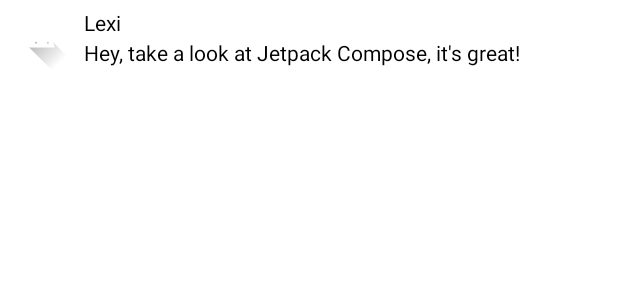
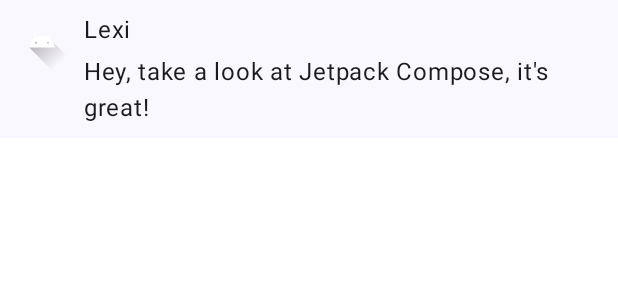
Before and after one commit to PauloLajos/AndroidJetpackComposePractices, an Android app built with Jetpack Compose: the @Preview function PreviewMessageCard, on a phone screen of 412 x 824 dp. Shown: the top 300 px of the screen. Run offline under Robolectric (Android 15) with nearby library versions, the phone set to English and light mode, and no system bars.

Commit message:
ComposeTutorial - 03: Material Design - Use Material Design

```diff
--- a/ComposeTutorial/app/build.gradle.kts
+++ b/ComposeTutorial/app/build.gradle.kts
@@ -59,11 +59,13 @@ dependencies {
     implementation("androidx.compose.ui:ui-graphics")
     implementation("androidx.compose.ui:ui-tooling-preview")
     implementation("androidx.compose.material3:material3")
+    implementation(platform("androidx.compose:compose-bom:2023.03.00"))
     testImplementation("junit:junit:4.13.2")
     androidTestImplementation("androidx.test.ext:junit:1.1.5")
     androidTestImplementation("androidx.test.espresso:espresso-core:3.5.1")
     androidTestImplementation(platform("androidx.compose:compose-bom:2023.03.00"))
     androidTestImplementation("androidx.compose.ui:ui-test-junit4")
+    androidTestImplementation(platform("androidx.compose:compose-bom:2023.03.00"))
     debugImplementation("androidx.compose.ui:ui-tooling")
     debugImplementation("androidx.compose.ui:ui-test-manifest")
 }
--- a/ComposeTutorial/app/src/main/java/hu/paulolajos/dev/composetutorial/MainActivity.kt
+++ b/ComposeTutorial/app/src/main/java/hu/paulolajos/dev/composetutorial/MainActivity.kt
@@ -7,6 +7,7 @@ import androidx.compose.foundation.Image
 import androidx.compose.foundation.layout.Column
 import androidx.compose.foundation.layout.Row
 import androidx.compose.foundation.layout.Spacer
+import androidx.compose.foundation.layout.fillMaxSize
 import androidx.compose.foundation.layout.height
 import androidx.compose.foundation.layout.padding
 import androidx.compose.foundation.layout.size
@@ -19,12 +20,17 @@ import androidx.compose.ui.draw.clip
 import androidx.compose.ui.res.painterResource
 import androidx.compose.ui.tooling.preview.Preview
 import androidx.compose.ui.unit.dp
-
+import hu.paulolajos.dev.composetutorial.ui.theme.ComposeTutorialTheme
+import androidx.compose.material3.Surface
 class MainActivity : ComponentActivity() {
     override fun onCreate(savedInstanceState: Bundle?) {
         super.onCreate(savedInstanceState)
         setContent {
-            MessageCard(Message("Android", "Jetpack Compose"))
+            ComposeTutorialTheme {
+                Surface(modifier = Modifier.fillMaxSize()) {
+                    MessageCard(Message("Android", "Jetpack Compose"))
+                }
+            }
         }
     }
 }
@@ -60,7 +66,11 @@ fun MessageCard(msg: Message) {
 @Preview
 @Composable
 fun PreviewMessageCard() {
-    MessageCard(
-        msg = Message("Lexi", "Hey, take a look at Jetpack Compose, it's great!")
-    )
+    ComposeTutorialTheme {
+        Surface {
+            MessageCard(
+                msg = Message("Lexi", "Hey, take a look at Jetpack Compose, it's great!")
+            )
+        }
+    }
 }
--- /dev/null
+++ b/ComposeTutorial/app/src/main/java/hu/paulolajos/dev/composetutorial/ui/theme/Theme.kt
@@ -0,0 +1,70 @@
+package hu.paulolajos.dev.composetutorial.ui.theme
+
+import android.app.Activity
+import android.os.Build
+import androidx.compose.foundation.isSystemInDarkTheme
+import androidx.compose.material3.MaterialTheme
+import androidx.compose.material3.darkColorScheme
+import androidx.compose.material3.dynamicDarkColorScheme
+import androidx.compose.material3.dynamicLightColorScheme
+import androidx.compose.material3.lightColorScheme
+import androidx.compose.runtime.Composable
+import androidx.compose.runtime.SideEffect
+import androidx.compose.ui.graphics.toArgb
+import androidx.compose.ui.platform.LocalContext
+import androidx.compose.ui.platform.LocalView
+import androidx.core.view.WindowCompat
+
+private val DarkColorScheme = darkColorScheme(
+    primary = Purple80,
+    secondary = PurpleGrey80,
+    tertiary = Pink80
+)
+
+private val LightColorScheme = lightColorScheme(
+    primary = Purple40,
+    secondary = PurpleGrey40,
+    tertiary = Pink40
+
+    /* Other default colors to override
+    background = Color(0xFFFFFBFE),
+    surface = Color(0xFFFFFBFE),
+    onPrimary = Color.White,
+    onSecondary = Color.White,
+    onTertiary = Color.White,
+    onBackground = Color(0xFF1C1B1F),
+    onSurface = Color(0xFF1C1B1F),
+    */
+)
+
+@Composable
+fun ComposeTutorialTheme(
+    darkTheme: Boolean = isSystemInDarkTheme(),
+    // Dynamic color is available on Android 12+
+    dynamicColor: Boolean = true,
+    content: @Composable () -> Unit
+) {
+    val colorScheme = when {
+        dynamicColor && Build.VERSION.SDK_INT >= Build.VERSION_CODES.S -> {
+            val context = LocalContext.current
+            if (darkTheme) dynamicDarkColorScheme(context) else dynamicLightColorScheme(context)
+        }
+
+        darkTheme -> DarkColorScheme
+        else -> LightColorScheme
+    }
+    val view = LocalView.current
+    if (!view.isInEditMode) {
+        SideEffect {
+            val window = (view.context as Activity).window
+            window.statusBarColor = colorScheme.primary.toArgb()
+            WindowCompat.getInsetsController(window, view).isAppearanceLightStatusBars = darkTheme
+        }
+    }
+
+    MaterialTheme(
+        colorScheme = colorScheme,
+        typography = Typography,
+        content = content
+    )
+}
--- /dev/null
+++ b/ComposeTutorial/app/src/main/java/hu/paulolajos/dev/composetutorial/ui/theme/Type.kt
@@ -0,0 +1,34 @@
+package hu.paulolajos.dev.composetutorial.ui.theme
+
+import androidx.compose.material3.Typography
+import androidx.compose.ui.text.TextStyle
+import androidx.compose.ui.text.font.FontFamily
+import androidx.compose.ui.text.font.FontWeight
+import androidx.compose.ui.unit.sp
+
+// Set of Material typography styles to start with
+val Typography = Typography(
+    bodyLarge = TextStyle(
+        fontFamily = FontFamily.Default,
+        fontWeight = FontWeight.Normal,
+        fontSize = 16.sp,
+        lineHeight = 24.sp,
+        letterSpacing = 0.5.sp
+    )
+    /* Other default text styles to override
+    titleLarge = TextStyle(
+        fontFamily = FontFamily.Default,
+        fontWeight = FontWeight.Normal,
+        fontSize = 22.sp,
+        lineHeight = 28.sp,
+        letterSpacing = 0.sp
+    ),
+    labelSmall = TextStyle(
+        fontFamily = FontFamily.Default,
+        fontWeight = FontWeight.Medium,
+        fontSize = 11.sp,
+        lineHeight = 16.sp,
+        letterSpacing = 0.5.sp
+    )
+    */
+)
```
Also changed, not shown: ComposeTutorial/app/src/main/java/hu/paulolajos/dev/composetutorial/ui/theme/Color.kt (added, +11 -0 lines).
